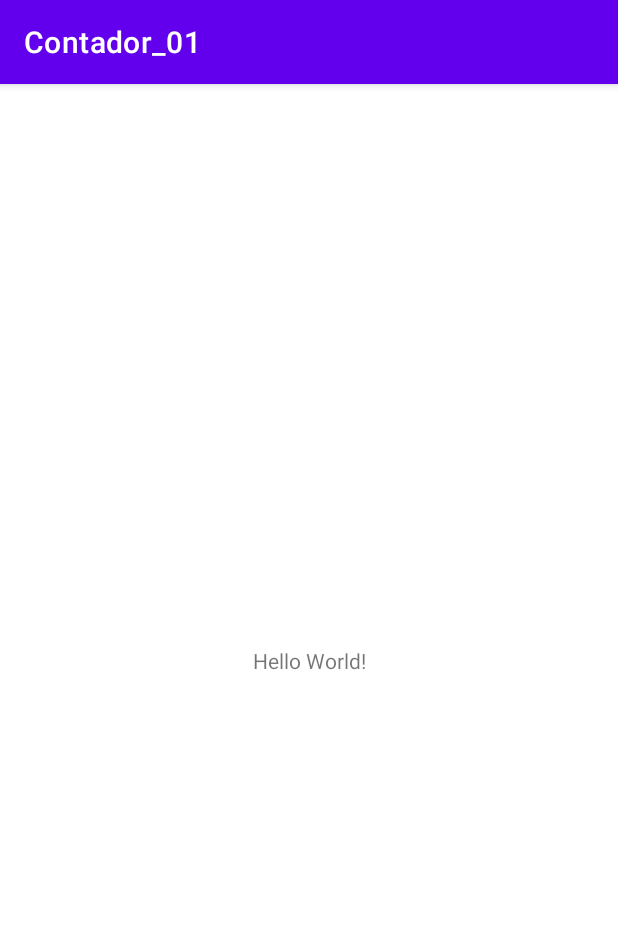
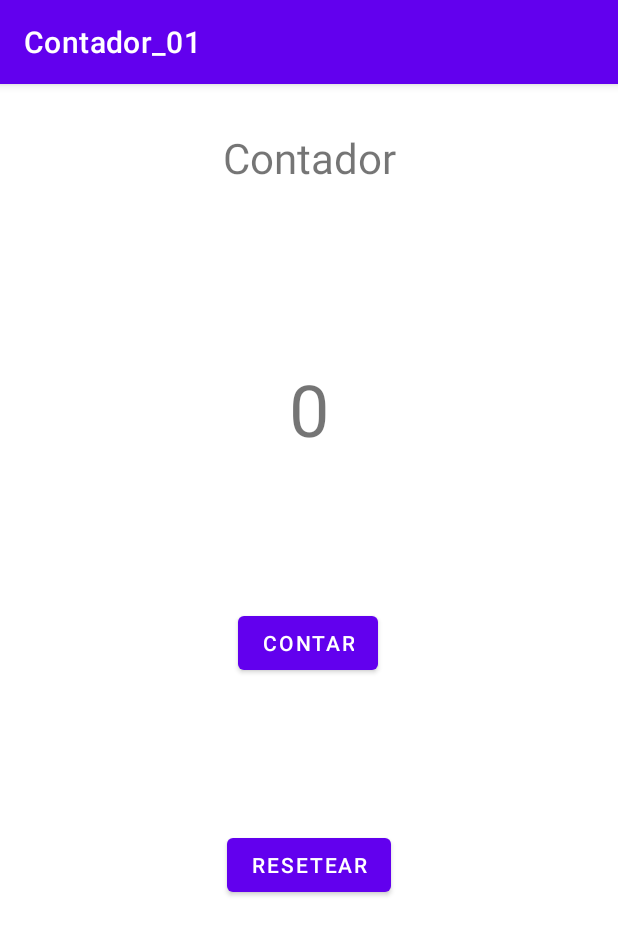
Before and after one commit to GustavoMacias607/AndroidStudio, an Android app: the screen it shows after launch (MainActivity), on a phone screen of 412 x 824 dp. Shown: the top 935 px of the screen. Run offline under Robolectric (Android 15) with nearby library versions, the phone set to English and light mode, and no system bars.

Commit message:
Se le agrego la funcionalidad al boton de aumento para que aumente o disminuya  asi como tambien un boton de reseteo para resetear el contador

```diff
--- a/Ejercicios/app/src/main/java/com/example/contador_01/MainActivity.kt
+++ b/Ejercicios/app/src/main/java/com/example/contador_01/MainActivity.kt
@@ -2,10 +2,48 @@ package com.example.contador_01
 
 import androidx.appcompat.app.AppCompatActivity
 import android.os.Bundle
+import android.widget.Button
+import android.widget.TextView
+import android.widget.Toast
 
 class MainActivity : AppCompatActivity() {
+    var cont:Int = 0;
+
+
     override fun onCreate(savedInstanceState: Bundle?) {
         super.onCreate(savedInstanceState)
         setContentView(R.layout.activity_main)
+        cont = 0;
+        val txtValor = findViewById<TextView>(R.id.tvValor);
+        val btnContador = findViewById<Button>(R.id.btnContar);
+        val btnReset = findViewById<Button>(R.id.btnReset);
+
+        var ban = true; // bandera
+
+        btnContador.setOnClickListener{ // evento al precionar el contador
+            //Toast.makeText(this,"Preiono", Toast.LENGTH_LONG).show();
+
+            if (cont == 0){ // if para controlar si aumenta o disminuye
+                ban = true;
+            }else if(cont == 10){
+                ban = false;
+            }
+
+            if (ban){ // dependiendo del valor de la variable aumenta o disminuye el contador
+                cont = cont.inc();
+                btnContador.setText("Aumentar");
+            }else {
+                cont = cont.dec();
+                btnContador.setText("Disminuir");
+            }
+            txtValor.text = "$cont";
+        }
+        btnReset.setOnClickListener{ // evento al precionar el boton de resetear, cambia el contador a 0
+            cont = 0;
+            txtValor.text = "$cont";
+            Toast.makeText(this,"Se ha reseteado el contador", Toast.LENGTH_LONG).show();
+            btnContador.setText("Aumentar");
+        }
     }
+
 }
--- a/Ejercicios/app/src/main/res/layout/activity_main.xml
+++ b/Ejercicios/app/src/main/res/layout/activity_main.xml
@@ -7,12 +7,48 @@
     tools:context=".MainActivity">
 
     <TextView
+        android:id="@+id/textView2"
         android:layout_width="wrap_content"
         android:layout_height="wrap_content"
-        android:text="Hello World!"
-        app:layout_constraintBottom_toBottomOf="parent"
+        android:layout_marginTop="30dp"
+
+        android:text="Contador"
+        android:textSize="28sp"
         app:layout_constraintEnd_toEndOf="parent"
         app:layout_constraintStart_toStartOf="parent"
         app:layout_constraintTop_toTopOf="parent" />
 
+    <TextView
+        android:id="@+id/tvValor"
+        android:layout_width="wrap_content"
+        android:layout_height="wrap_content"
+        android:layout_marginTop="116dp"
+        android:text="0"
+        android:textSize="48sp"
+        app:layout_constraintEnd_toEndOf="parent"
+        app:layout_constraintStart_toStartOf="parent"
+        app:layout_constraintTop_toBottomOf="@+id/textView2" />
+
+    <Button
+        android:id="@+id/btnContar"
+        android:layout_width="wrap_content"
+        android:layout_height="wrap_content"
+        android:layout_marginTop="100dp"
+        android:text="Contar"
+        app:layout_constraintEnd_toEndOf="parent"
+        app:layout_constraintHorizontal_bias="0.498"
+        app:layout_constraintStart_toStartOf="parent"
+        app:layout_constraintTop_toBottomOf="@+id/tvValor" />
+
+    <Button
+        android:id="@+id/btnReset"
+        android:layout_width="wrap_content"
+        android:layout_height="wrap_content"
+        android:layout_marginTop="100dp"
+        android:text="Resetear"
+        app:layout_constraintEnd_toEndOf="parent"
+        app:layout_constraintStart_toStartOf="parent"
+        app:layout_constraintTop_toBottomOf="@+id/btnContar" />
+
+
 </androidx.constraintlayout.widget.ConstraintLayout>
```
